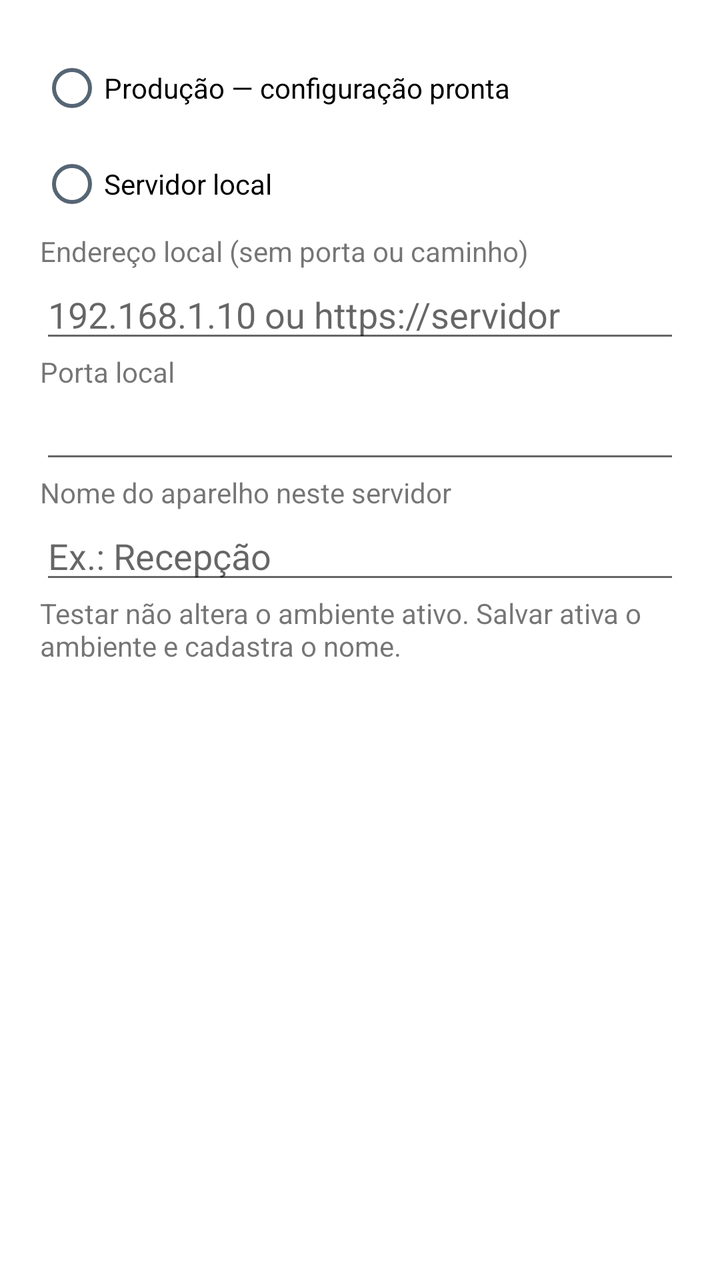
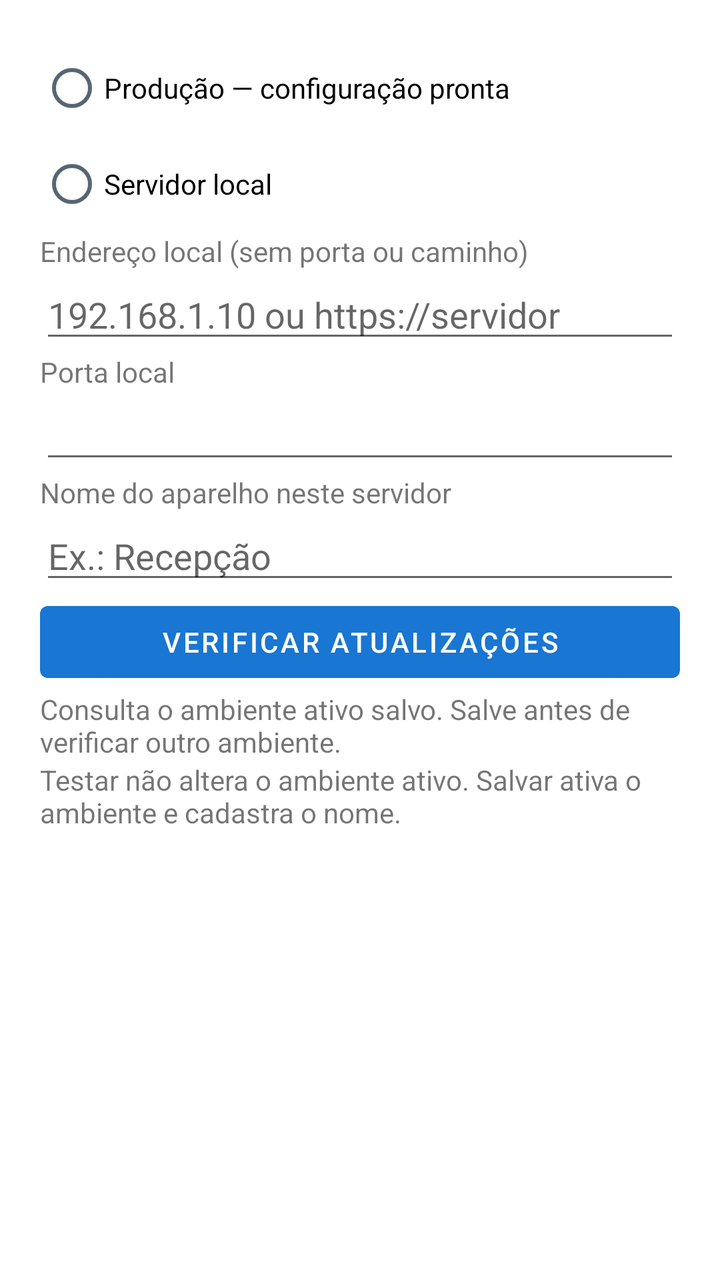

Screens rendered from an Android XML layout before and after an edit, with the pre-edit source and the edit as a unified diff.
<!-- AndroidManifest.xml: application theme Theme.Bomgasbina -->
<!-- res/layout/dialog_settings.xml -->
<?xml version="1.0" encoding="utf-8"?>
<ScrollView xmlns:android="http://schemas.android.com/apk/res/android" android:layout_width="match_parent" android:layout_height="wrap_content" android:fillViewport="true">
    <LinearLayout android:layout_width="match_parent" android:layout_height="wrap_content" android:orientation="vertical" android:padding="20dp">
        <RadioGroup android:id="@+id/environmentChoice" android:layout_width="match_parent" android:layout_height="wrap_content">
            <RadioButton android:id="@+id/chooseProduction" android:layout_width="match_parent" android:layout_height="wrap_content" android:text="Produção — configuração pronta" />
            <RadioButton android:id="@+id/chooseLocal" android:layout_width="match_parent" android:layout_height="wrap_content" android:text="Servidor local" />
        </RadioGroup>
        <TextView android:layout_width="match_parent" android:layout_height="wrap_content" android:text="Endereço local (sem porta ou caminho)" android:labelFor="@id/localAddress" />
        <EditText android:id="@+id/localAddress" android:layout_width="match_parent" android:layout_height="wrap_content" android:inputType="textUri" android:singleLine="true" android:hint="192.168.1.10 ou https://servidor" />
        <TextView android:layout_width="match_parent" android:layout_height="wrap_content" android:text="Porta local" android:labelFor="@id/localPort" />
        <EditText android:id="@+id/localPort" android:layout_width="match_parent" android:layout_height="wrap_content" android:inputType="number" android:singleLine="true" android:maxLength="5" />
        <TextView android:layout_width="match_parent" android:layout_height="wrap_content" android:text="Nome do aparelho neste servidor" android:labelFor="@id/deviceName" />
        <EditText android:id="@+id/deviceName" android:layout_width="match_parent" android:layout_height="wrap_content" android:inputType="textCapSentences" android:singleLine="true" android:maxLength="255" android:hint="Ex.: Recepção" />
        <TextView android:id="@+id/settingsFeedback" android:layout_width="match_parent" android:layout_height="wrap_content" android:accessibilityLiveRegion="polite" android:text="Testar não altera o ambiente ativo. Salvar ativa o ambiente e cadastra o nome." />
    </LinearLayout>
</ScrollView>
<!-- resources referenced by this layout -->
<resources>
  <style name="Theme.Bomgasbina" parent="Theme.MaterialComponents.DayNight.DarkActionBar">
          
          <item name="colorPrimary">@color/blue_500</item>
          <item name="colorPrimaryVariant">@color/blue_700</item>
          <item name="colorOnPrimary">@color/white</item>
  
          
          <item name="colorSecondary">@color/cyan_200</item>
          <item name="colorSecondaryVariant">@color/cyan_700</item>
          <item name="colorOnSecondary">@color/black</item>
  
          
          <item name="android:windowBackground">@color/white</item>
          <item name="colorSurface">@color/blue_200</item>
          <item name="colorOnSurface">@color/black</item>
  
          
          <item name="android:statusBarColor">?attr/colorPrimaryVariant</item>
  
          
      </style>
  <color name="blue_500">#FF1976D2</color>
  <color name="blue_700">#FF125699</color>
  <color name="white">#FFFFFFFF</color>
  <color name="cyan_200">#FF81D4FA</color>
  <color name="cyan_700">#FF039BE5</color>
  <color name="black">#FF000000</color>
  <color name="blue_200">#FFBBDEFB</color>
</resources>

<!-- the commit's change to res/layout/dialog_settings.xml (unified diff, before → after) -->
@@ -11,6 +11,8 @@
         <EditText android:id="@+id/localPort" android:layout_width="match_parent" android:layout_height="wrap_content" android:inputType="number" android:singleLine="true" android:maxLength="5" />
         <TextView android:layout_width="match_parent" android:layout_height="wrap_content" android:text="Nome do aparelho neste servidor" android:labelFor="@id/deviceName" />
         <EditText android:id="@+id/deviceName" android:layout_width="match_parent" android:layout_height="wrap_content" android:inputType="textCapSentences" android:singleLine="true" android:maxLength="255" android:hint="Ex.: Recepção" />
+        <Button android:id="@+id/checkUpdates" android:layout_width="match_parent" android:layout_height="wrap_content" android:text="Verificar atualizações" />
+        <TextView android:id="@+id/updateFeedback" android:layout_width="match_parent" android:layout_height="wrap_content" android:accessibilityLiveRegion="polite" android:text="Consulta o ambiente ativo salvo. Salve antes de verificar outro ambiente." />
         <TextView android:id="@+id/settingsFeedback" android:layout_width="match_parent" android:layout_height="wrap_content" android:accessibilityLiveRegion="polite" android:text="Testar não altera o ambiente ativo. Salvar ativa o ambiente e cadastra o nome." />
     </LinearLayout>
 </ScrollView>
